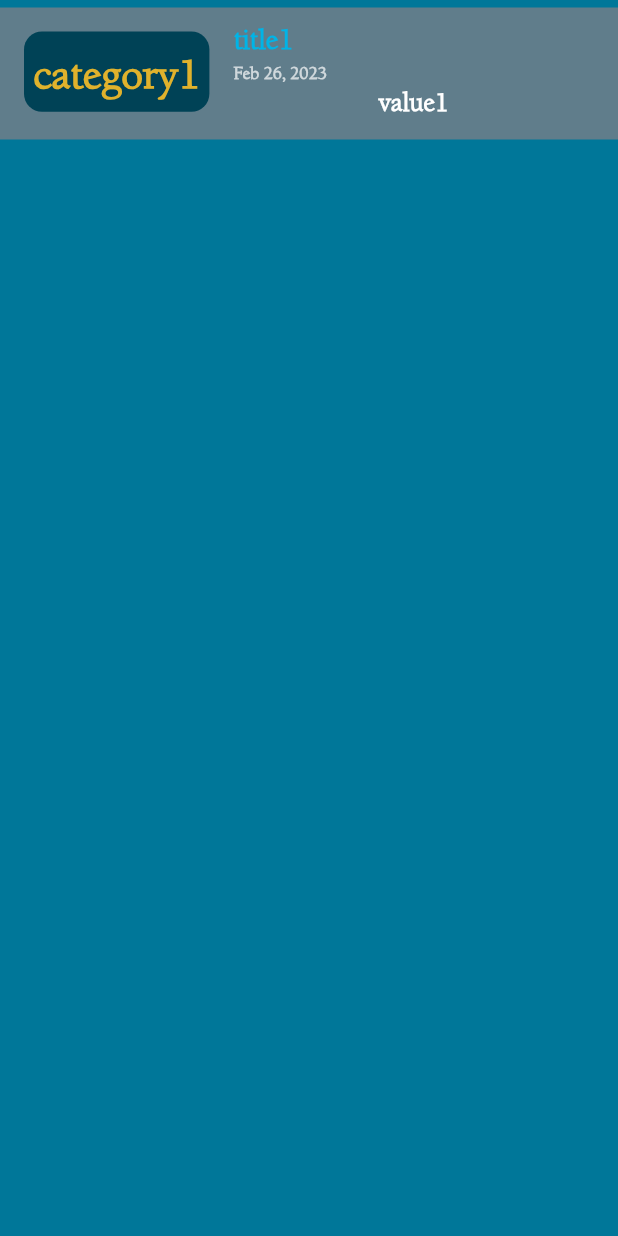
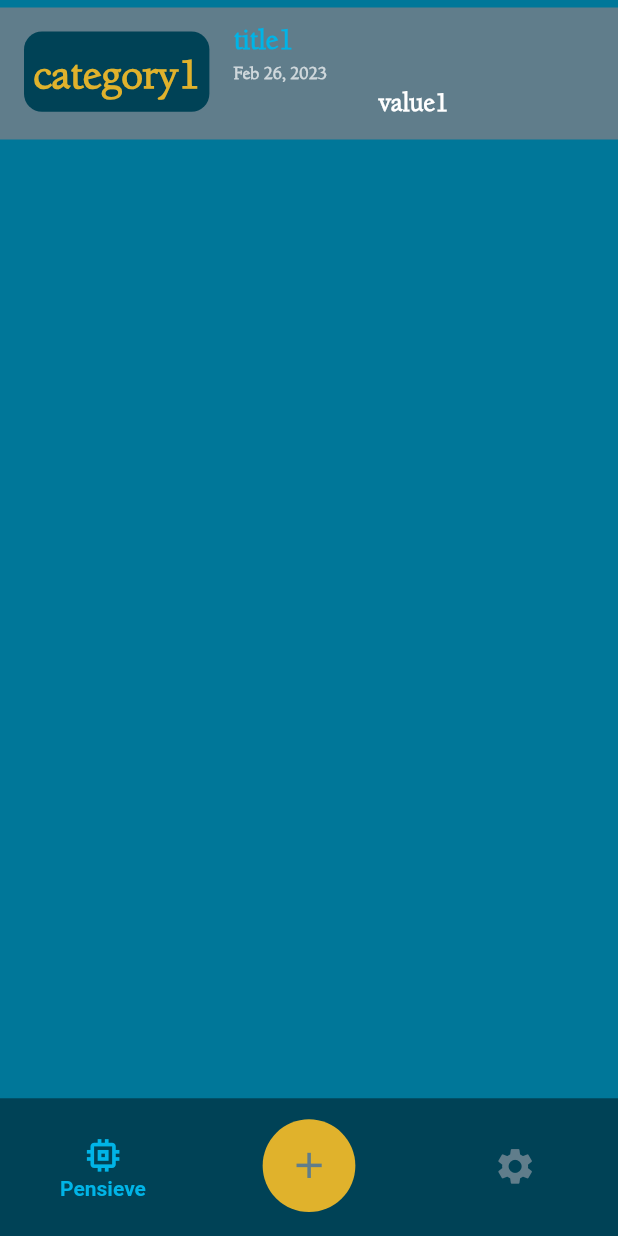
Before and after one commit to loidinhm31/dart-mypensieve-flutter, a Flutter app: the screen it shows after launch, on a phone screen of 412 x 824 dp. Run offline on Flutter 3.47's test engine with Material 2 defaults, Android fonts, the phone set to English and light mode, and no system bars; missing offline and left inert: mongo_dart.

Commit message:
Navigation: adding bottom navigation and multiple screens

```diff
--- a/lib/main.dart
+++ b/lib/main.dart
@@ -1,6 +1,8 @@
 import 'package:flutter/material.dart';
-import 'package:my_pensieve/screens/fragment_screen.dart';
+import 'package:my_pensieve/screens/fragments_screen.dart';
 import 'package:my_pensieve/screens/detail_fragment_screen.dart';
+import 'package:my_pensieve/screens/new_fragment_screen.dart';
+import 'package:my_pensieve/screens/tabs_screen.dart';
 import 'package:my_pensieve/themes/primary_pallete.dart';
 import 'package:my_pensieve/themes/second_pallete.dart';
 
@@ -70,7 +72,11 @@ class MyApp extends StatelessWidget {
       ),
       initialRoute: '/',
       routes: {
-        '/': (ctx) => const FragmentListScreenWidget(),
+        '/': (ctx) => const TabScreenWidget(),
+        NewFragmentScreenWidget.routeName: (ctx) =>
+            const NewFragmentScreenWidget(),
+        FragmentListScreenWidget.routeName: (ctx) =>
+            const FragmentListScreenWidget(),
         DetailFragmentScreenWidget.routeName: (ctx) =>
             const DetailFragmentScreenWidget(),
       },
--- a/lib/screens/fragment_screen.dart
+++ b/lib/screens/fragments_screen.dart
@@ -4,6 +4,8 @@ import 'package:my_pensieve/widgets/fragment_list.dart';
 
 class FragmentListScreenWidget extends StatelessWidget {
   const FragmentListScreenWidget({super.key});
+
+  static const routeName = "/fragments";
 
   @override
   Widget build(BuildContext context) {
--- /dev/null
+++ b/lib/screens/tabs_screen.dart
@@ -0,0 +1,106 @@
+import 'package:flutter/material.dart';
+import 'package:my_pensieve/screens/fragments_screen.dart';
+import 'package:my_pensieve/screens/new_fragment_screen.dart';
+
+class TabScreenWidget extends StatefulWidget {
+  const TabScreenWidget({super.key});
+
+  @override
+  State<TabScreenWidget> createState() => _TabScreenWidgetState();
+}
+
+class _TabScreenWidgetState extends State<TabScreenWidget>
+    with SingleTickerProviderStateMixin {
+  late List<Widget> _pages;
+
+  late AnimationController animationController;
+
+  int _selectedPageIndex = 0;
+
+  @override
+  void initState() {
+    super.initState();
+    animationController = AnimationController(
+        vsync: this, duration: const Duration(milliseconds: 300));
+    animationController.forward();
+
+    _pages = [
+      const FragmentListScreenWidget(),
+      const NewFragmentScreenWidget(),
+      Container(), // TODO
+    ];
+  }
+
+  @override
+  void dispose() {
+    animationController.dispose();
+    super.dispose();
+  }
+
+  void _selectPage(int index) {
+    setState(() {
+      _selectedPageIndex = index;
+
+      if (_selectedPageIndex == 1) {
+        // Hide bottom bar for the middle page
+        animationController.reverse();
+      } else {
+        animationController.forward();
+      }
+    });
+  }
+
+  @override
+  Widget build(BuildContext context) {
+    final theme = Theme.of(context);
+    final mediaQuery = MediaQuery.of(context);
+
+    return DefaultTabController(
+      length: 3,
+      initialIndex: 0,
+      child: Scaffold(
+        // Preserve the state of pages
+        body: IndexedStack(
+          index: _selectedPageIndex,
+          children: _pages,
+        ),
+        bottomNavigationBar: SizeTransition(
+          axisAlignment: -1.0,
+          sizeFactor: animationController,
+          child: BottomNavigationBar(
+            iconSize: mediaQuery.size.height * 0.035,
+            backgroundColor: theme.colorScheme.background,
+            selectedLabelStyle: const TextStyle(fontWeight: FontWeight.bold),
+            unselectedItemColor: Colors.blueGrey,
+            showUnselectedLabels: false,
+            items: [
+              const BottomNavigationBarItem(
+                icon: Icon(Icons.memory),
+                label: 'Pensieve',
+              ),
+              BottomNavigationBarItem(
+                  icon: Container(
+                    height: mediaQuery.size.height * 0.075,
+                    width: mediaQuery.size.width * 0.5,
+                    decoration: BoxDecoration(
+                      color: theme.colorScheme.secondary,
+                      shape: BoxShape.circle,
+                    ),
+                    child: const Icon(
+                      Icons.add,
+                    ),
+                  ),
+                  label: ''),
+              const BottomNavigationBarItem(
+                icon: Icon(Icons.settings),
+                label: 'Setting',
+              ),
+            ],
+            currentIndex: _selectedPageIndex,
+            onTap: _selectPage,
+          ),
+        ),
+      ),
+    );
+  }
+}
--- a/lib/widgets/detail_fragment.dart
+++ b/lib/widgets/detail_fragment.dart
@@ -54,8 +54,10 @@ class ViewFragmentWidget extends StatelessWidget {
             child: Padding(
               padding: const EdgeInsets.all(6),
               child: FittedBox(
-                child:
-                    Text(fragment.category, style: theme.textTheme.labelLarge),
+                child: Text(
+                  fragment.category,
+                  style: theme.textTheme.labelLarge,
+                ),
               ),
             ),
           ),
```
Also changed, not shown: lib/screens/new_fragment_screen.dart (+22 -0 lines), lib/widgets/new_fragment.dart (+20 -10 lines).
